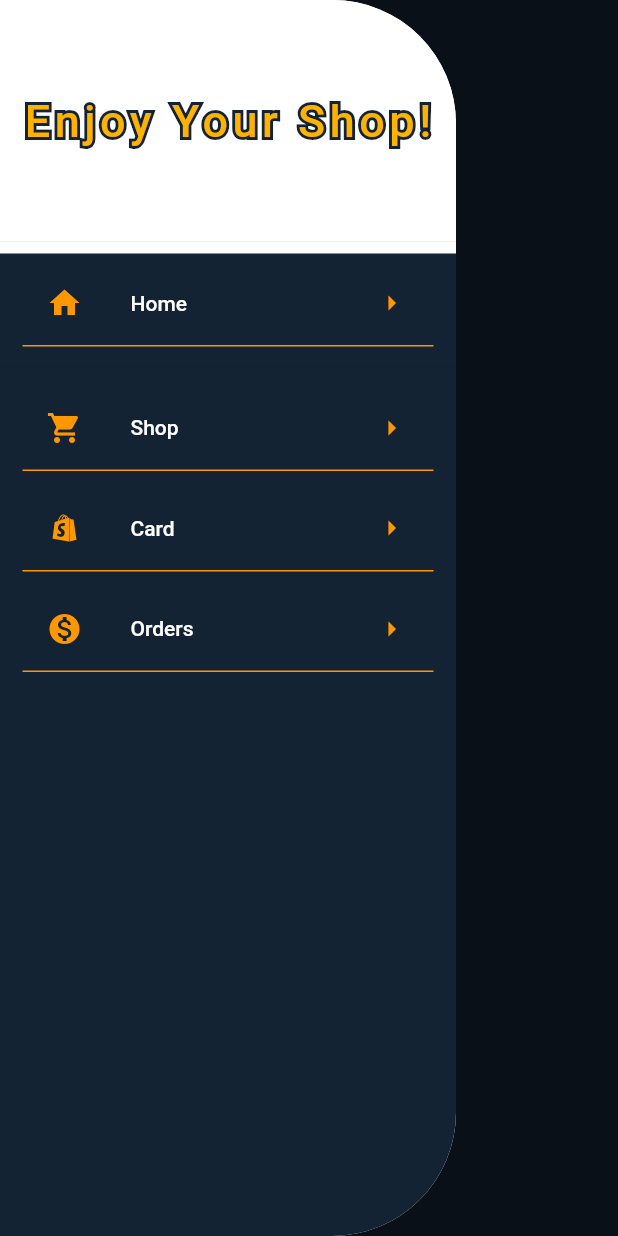
After one commit to sina-karimi-93/EShop, a Flutter app: the ShopScreen screen opened directly, with the side drawer open, on a phone screen of 412 x 824 dp. The commit adds this screen. Run offline on Flutter 3.47's test engine with Material 2 defaults, Android fonts, the phone set to English and light mode, and no system bars; network calls fail.

Commit message:
Develop app drawer and product detail bugs

```diff
--- a/Frontend/mobile_version/lib/main.dart
+++ b/Frontend/mobile_version/lib/main.dart
@@ -1,4 +1,5 @@
 import 'package:flutter/material.dart';
+import 'package:mobile_version/screens/home_screen/home_screen.dart';
 import 'package:provider/provider.dart';
 // Screens
 import './screens/welcome_screen/welcome_screen.dart';
@@ -29,7 +30,7 @@ class MyApp extends StatelessWidget {
             secondary: Colors.deepOrange,
           ),
         ),
-        home: const WelcomeScreen(),
+        home: const HomeScreen(),
       ),
     );
   }
--- a/Frontend/mobile_version/lib/screens/product_detail_screen/product_detail_images.dart
+++ b/Frontend/mobile_version/lib/screens/product_detail_screen/product_detail_images.dart
@@ -24,11 +24,11 @@ class ProductDetailImages extends StatelessWidget {
             decoration: BoxDecoration(
               color: Theme.of(context).colorScheme.primary,
               borderRadius: BorderRadius.circular(15),
-              boxShadow: const [
+              boxShadow: [
                 BoxShadow(
                   spreadRadius: 2,
                   blurRadius: 3,
-                  color: Colors.red,
+                  color: Theme.of(context).colorScheme.secondary,
                 ),
               ],
             ),
--- a/Frontend/mobile_version/lib/screens/product_detail_screen/product_detail_screen.dart
+++ b/Frontend/mobile_version/lib/screens/product_detail_screen/product_detail_screen.dart
@@ -3,6 +3,8 @@
 import 'package:flutter/material.dart';
 import 'package:intl/intl.dart';
 import 'package:mobile_version/Models/product.dart';
+import 'package:mobile_version/providers/products_provider.dart';
+import 'package:provider/provider.dart';
 import '../../Constants/colors.dart';
 import '../../Constants/icons.dart';
 import './product_detail_images.dart';
@@ -29,10 +31,12 @@ class _ProductDetailScreenState extends State<ProductDetailScreen> {
     final Size size = MediaQuery.of(context).size;
     final bool isPortrait =
         MediaQuery.of(context).orientation == Orientation.portrait;
+
     return Scaffold(
       resizeToAvoidBottomInset: true,
       backgroundColor: Theme.of(context).colorScheme.primary,
       appBar: AppBar(
+        elevation: 0,
         centerTitle: true,
         title: Text(widget.product.title),
         actions: const [
@@ -77,7 +81,7 @@ class _ProductDetailScreenState extends State<ProductDetailScreen> {
                     if (widget.product.sizes.isNotEmpty)
                       Row(
                         children: [
-                          const Text("Size     ",
+                          const Text("Sizes   ",
                               style: TextStyle(
                                 fontWeight: FontWeight.bold,
                                 fontSize: 16,
@@ -273,7 +277,6 @@ class _ProductDetailScreenState extends State<ProductDetailScreen> {
                       ),
                     ),
             ],
-            // ======================== RELATED PRODUCTS ========================
           ),
         ),
       ),
@@ -284,6 +287,15 @@ class _ProductDetailScreenState extends State<ProductDetailScreen> {
     );
   }
 
+// =============================== METHODS ====================================
+// =============================== METHODS ====================================
+// =============================== METHODS ====================================
+// =============================== METHODS ====================================
+// =============================== METHODS ====================================
+// =============================== METHODS ====================================
+// =============================== METHODS ====================================
+// =============================== METHODS ====================================
+// =============================== METHODS ====================================
   void _removeComment(Map<String, dynamic> comment) {
     /*
     This method is responsible for removing a comment.
--- a/Frontend/mobile_version/lib/screens/shop_screen/category_item.dart
+++ b/Frontend/mobile_version/lib/screens/shop_screen/category_item.dart
@@ -30,23 +30,24 @@ class CategoryItem extends StatelessWidget {
           );
         },
         child: CircleAvatar(
-          maxRadius: isPortrait ? size.width * 0.08 : size.width * 0.04,
+          maxRadius: isPortrait ? size.width * 0.085 : size.width * 0.04,
           child: Container(
             decoration: BoxDecoration(
-                color: Theme.of(context).colorScheme.secondary,
-                borderRadius: BorderRadius.circular(90),
-                boxShadow: const [
-                  BoxShadow(
-                    color: Colors.black87,
-                    blurRadius: 5,
-                    spreadRadius: 3,
-                  ),
-                  BoxShadow(
-                    color: Colors.white,
-                    blurRadius: 5,
-                    spreadRadius: 3,
-                  ),
-                ]),
+              color: Theme.of(context).colorScheme.secondary,
+              borderRadius: BorderRadius.circular(90),
+              // boxShadow: const [
+              //   BoxShadow(
+              //     color: Colors.black87,
+              //     blurRadius: 5,
+              //     spreadRadius: 3,
+              //   ),
+              //   BoxShadow(
+              //     color: Colors.white,
+              //     blurRadius: 1,
+              //     spreadRadius: 2,
+              //   ),
+              // ],
+            ),
             child: Center(
                 child: Text(
               category,
--- a/Frontend/mobile_version/lib/screens/shop_screen/shop_screen.dart
+++ b/Frontend/mobile_version/lib/screens/shop_screen/shop_screen.dart
@@ -4,6 +4,7 @@ import 'package:provider/provider.dart';
 import '../../providers/products_provider.dart';
 import '../../screens/shop_screen/products.dart';
 import 'categories.dart';
+import '../../widgets/shop_app_drawer.dart';
 
 class ShopScreen extends StatefulWidget {
   const ShopScreen({Key? key}) : super(key: key);
@@ -35,6 +36,12 @@ class _ShopScreenState extends State<ShopScreen> {
     Provider.of<ProductsProvider>(context, listen: false).prepareProductsData();
     return Scaffold(
       backgroundColor: Theme.of(context).colorScheme.primary,
+      drawer: ShopAppDrawer(size: size, isPortrait: isPortrait),
+      appBar: AppBar(
+        elevation: 0,
+        title: const Text('Products'),
+        centerTitle: true,
+      ),
       body: _isLoading
           ? Center(
               child: CircularProgressIndicator(
--- /dev/null
+++ b/Frontend/mobile_version/lib/widgets/shop_app_drawer.dart
@@ -0,0 +1,143 @@
+import 'package:flutter/material.dart';
+import 'package:mobile_version/Constants/icons.dart';
+
+class ShopAppDrawer extends StatelessWidget {
+  final Size size;
+  final bool isPortrait;
+
+  const ShopAppDrawer({
+    required this.size,
+    required this.isPortrait,
+    Key? key,
+  }) : super(key: key);
+
+  @override
+  Widget build(BuildContext context) {
+    return ClipRRect(
+      borderRadius: isPortrait
+          ? BorderRadius.only(
+              topRight: Radius.circular(size.width * 0.2),
+              bottomRight: Radius.circular(size.width * 0.2),
+            )
+          : BorderRadius.only(
+              topRight: Radius.circular(size.width * 0.06),
+              bottomRight: Radius.circular(size.width * 0.06),
+            ),
+      child: Drawer(
+        backgroundColor: Colors.white,
+        child: Container(
+          child: Column(
+            children: [
+              CustomDrawerHeader(),
+              Expanded(
+                child: Container(
+                  color: Theme.of(context).colorScheme.primary,
+                  child: SingleChildScrollView(
+                    child: Column(
+                      children: [
+                        GestureDetector(
+                          child: const DrawerItems(
+                            title: "Home",
+                            icon: Icons.home,
+                          ),
+                          onTap: () => Navigator.of(context).pop(),
+                        ),
+                        const Divider(),
+                        const DrawerItems(title: "Shop", icon: shopping_cart),
+                        const DrawerItems(title: "Card", icon: Icons.shopify),
+                        const DrawerItems(
+                            title: "Orders", icon: Icons.monetization_on_sharp),
+                      ],
+                    ),
+                  ),
+                ),
+              ),
+            ],
+          ),
+        ),
+      ),
+    );
+  }
+}
+
+class CustomDrawerHeader extends StatelessWidget {
+  const CustomDrawerHeader({
+    Key? key,
+  }) : super(key: key);
+
+  @override
+  Widget build(BuildContext context) {
+    return DrawerHeader(
+      padding: const EdgeInsets.all(0),
+      child: Container(
+        color: Colors.white,
+        child: Center(
+            child: Stack(
+          children: <Widget>[
+            // Stroked text as border.
+            Text(
+              'Enjoy Your Shop!',
+              style: TextStyle(
+                letterSpacing: 3,
+                fontSize: 30,
+                foreground: Paint()
+                  ..style = PaintingStyle.stroke
+                  ..strokeWidth = 4
+                  ..color = Theme.of(context).colorScheme.primary,
+              ),
+            ),
+            // Solid text as fill.
+            Text(
+              'Enjoy Your Shop!',
+              style: TextStyle(
+                letterSpacing: 3,
+                fontSize: 30,
+                color: Colors.amber[600],
+              ),
+            ),
+          ],
+        )),
+      ),
+    );
+  }
+}
+
+class DrawerItems extends StatelessWidget {
+  final String title;
+  final IconData icon;
+
+  const DrawerItems({
+    required this.title,
+    required this.icon,
+    Key? key,
+  }) : super(key: key);
+
+  @override
+  Widget build(BuildContext context) {
+    return Container(
+      margin: const EdgeInsets.symmetric(horizontal: 15, vertical: 5),
+      decoration: const BoxDecoration(
+        border: Border(
+          bottom: BorderSide(
+            // color: Theme.of(context).colorScheme.secondary,
+            color: Colors.orange,
+          ),
+        ),
+      ),
+      child: ListTile(
+        leading: Icon(
+          icon,
+          color: Colors.orange,
+        ),
+        title: Text(
+          title,
+          style: const TextStyle(color: Colors.white),
+        ),
+        trailing: const Icon(
+          Icons.arrow_right,
+          color: Colors.orange,
+        ),
+      ),
+    );
+  }
+}
```
